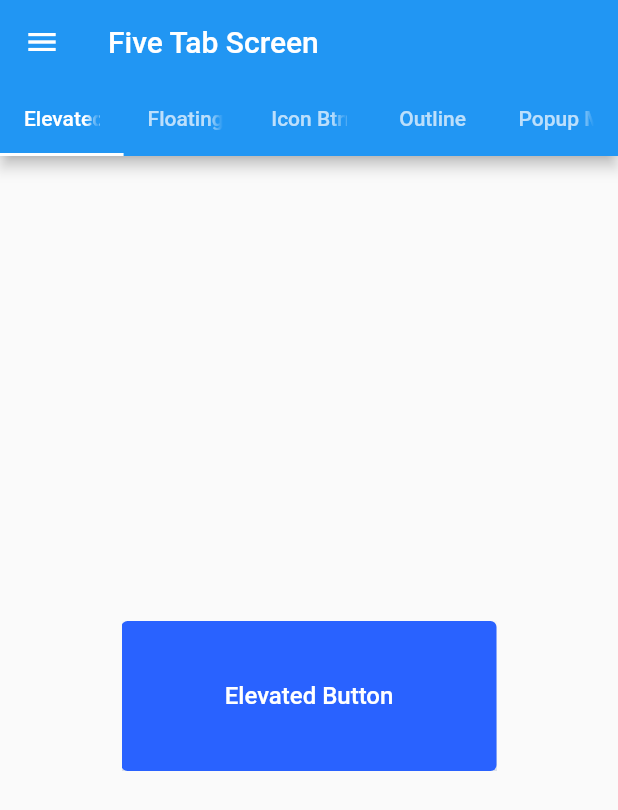
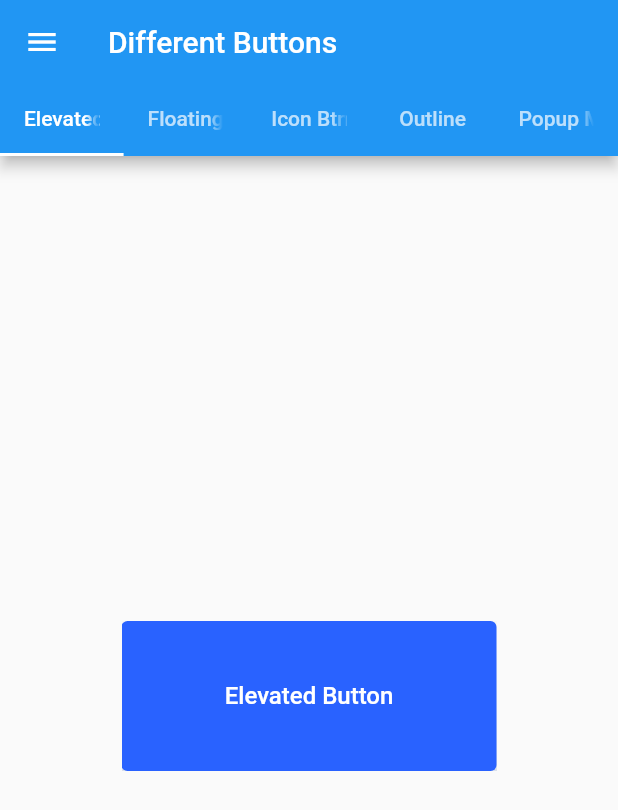
Before and after one commit to msaaddev/flutter-drawer-tabs, a Flutter app: the screen it shows after launch, in the side drawer, after a tap on "Five Tab Screen", on a phone screen of 412 x 824 dp. Shown: the top 810 px of the screen. Run offline on Flutter 3.47's test engine with Material 2 defaults, Android fonts, the phone set to English and light mode, and no system bars.

Commit message:
👌 IMPROVE: name

```diff
--- a/lib/screens/FiveTab.dart
+++ b/lib/screens/FiveTab.dart
@@ -22,7 +22,7 @@ class FiveTabState extends State<FiveTab> with TickerProviderStateMixin {
             child: Scaffold(
               drawer: DrawerW(),
               appBar: AppBar(
-                title: Text('Five Tab Screen'),
+                title: Text('Different Buttons'),
                 bottom: TabBar(
                   tabs: [
                     Tab(
```
